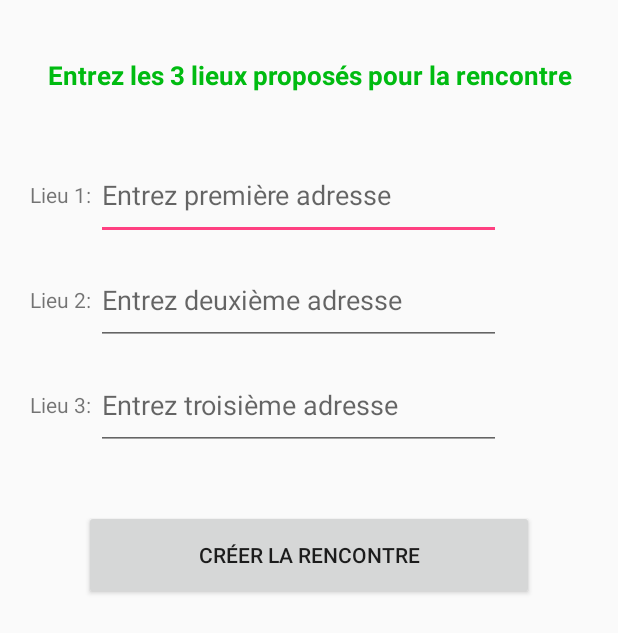
After one commit to mzolnouri/LetsMeet, an Android app: the layout activity_rencontre.xml on its own in the app's theme, with its tools: preview values and no code run, on a phone screen of 412 x 824 dp. The commit adds this screen. Shown: the top 633 px of the screen. Run offline under Robolectric (Android 15) with nearby library versions, the phone set to English and light mode, and no system bars.

Commit message:
Add create meeting interface.

```diff
--- a/app/src/main/java/inf8405/tp2/letsmeet/MainActivity.java
+++ b/app/src/main/java/inf8405/tp2/letsmeet/MainActivity.java
@@ -51,7 +51,7 @@ public class MainActivity extends AppCompatActivity {
         mBtnSignIn.setOnClickListener(new View.OnClickListener() {
             @Override
             public void onClick(View v) {
-                /* Checking password with database */
+
                 mEmailView = (EditText) findViewById(R.id.edtTxtEmailMMenu);
                 mPasswordView = (EditText) findViewById(R.id.edtTxtPasswordMMenu);
                 // Reset errors.
--- /dev/null
+++ b/app/src/main/res/layout/activity_rencontre.xml
@@ -0,0 +1,89 @@
+<?xml version="1.0" encoding="utf-8"?>
+<RelativeLayout xmlns:android="http://schemas.android.com/apk/res/android"
+    android:layout_width="fill_parent"
+    android:layout_height="fill_parent"
+    android:orientation="vertical">
+
+    <TextView
+        android:id="@+id/txtVwDonner3LieuxMsgR"
+        android:layout_width="fill_parent"
+        android:layout_height="60dp"
+        android:layout_marginTop="20dp"
+        android:layout_centerHorizontal="true"
+        android:text="Entrez les 3 lieux proposés pour la rencontre"
+        android:gravity="center"
+        android:textSize="17dp"
+        android:textColor="#0b1"
+        android:textStyle="bold"
+        />
+    <TextView
+        android:id="@+id/txtVwLieu1MsgR"
+        android:layout_below="@+id/txtVwDonner3LieuxMsgR"
+        android:layout_marginLeft="20dp"
+        android:layout_width="wrap_content"
+        android:layout_height="20dp"
+        android:layout_marginTop="40dp"
+        android:text="Lieu 1: "
+        android:gravity="center"
+        />
+    <EditText
+        android:id="@+id/edtTxtLieu1R"
+        android:layout_below="@+id/txtVwDonner3LieuxMsgR"
+        android:layout_toRightOf="@+id/txtVwLieu1MsgR"
+        android:layout_width="270dp"
+        android:layout_height="60dp"
+        android:layout_marginTop="20dp"
+        android:hint="Entrez première adresse"
+        android:inputType="textMultiLine"
+        />
+    <TextView
+        android:id="@+id/txtVwLieu2MsgR"
+        android:layout_below="@+id/txtVwLieu1MsgR"
+        android:layout_marginLeft="20dp"
+        android:layout_width="wrap_content"
+        android:layout_height="20dp"
+        android:layout_marginTop="50dp"
+        android:text="Lieu 2: "
+        android:gravity="center"
+        />
+    <EditText
+        android:id="@+id/edtTxtLieu2R"
+        android:layout_below="@+id/edtTxtLieu1R"
+        android:layout_toRightOf="@+id/txtVwLieu2MsgR"
+        android:layout_width="270dp"
+        android:layout_height="60dp"
+        android:layout_marginTop="10dp"
+        android:hint="Entrez deuxième adresse"
+        android:inputType="textMultiLine"
+        />
+    <TextView
+        android:id="@+id/txtVwLieu3MsgR"
+        android:layout_below="@+id/txtVwLieu2MsgR"
+        android:layout_marginLeft="20dp"
+        android:layout_width="wrap_content"
+        android:layout_height="20dp"
+        android:layout_marginTop="50dp"
+        android:text="Lieu 3: "
+        android:gravity="center"
+        />
+    <EditText
+        android:id="@+id/edtTxtLieu3R"
+        android:layout_below="@+id/edtTxtLieu2R"
+        android:layout_toRightOf="@+id/txtVwLieu3MsgR"
+        android:layout_width="270dp"
+        android:layout_height="60dp"
+        android:layout_marginTop="10dp"
+        android:hint="Entrez troisième adresse"
+        android:inputType="textMultiLine"
+        />
+    <Button
+        android:id="@+id/btnCreerRencontreR"
+        android:layout_width="300dp"
+        android:layout_height="60dp"
+        android:layout_below="@id/edtTxtLieu3R"
+        android:layout_centerHorizontal="true"
+        android:layout_marginTop="40dp"
+        android:text="Créer la rencontre"
+        android:enabled="true"
+        />
+</RelativeLayout>
--- a/app/src/main/res/layout/activity_sign_up.xml
+++ b/app/src/main/res/layout/activity_sign_up.xml
@@ -43,7 +43,7 @@
         android:layout_height="45dp"
         android:layout_centerHorizontal="true"
         android:hint="Create a password"
-        android:inputType="textLongMessage"
+        android:inputType="textPassword"
         />
     <EditText
         android:id="@+id/edtTxtConfirmPasswordSU"
@@ -52,7 +52,7 @@
         android:layout_height="45dp"
         android:layout_centerHorizontal="true"
         android:hint="Confirm password"
-        android:inputType="textLongMessage"
+        android:inputType="textPassword"
         />
     <Button
         android:id="@+id/btnCreateAccountSU"
```
Also changed, not shown: app/src/main/java/inf8405/tp2/letsmeet/CreerRencontre.java (added, +85 -0 lines), app/src/main/java/inf8405/tp2/letsmeet/SignUp.java (+16 -17 lines), app/src/main/res/layout/activity_nav_edit_profile.xml (+3 -4 lines).
